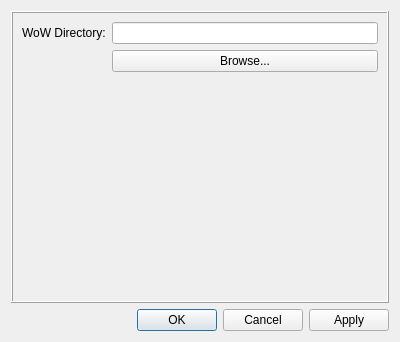
The window that ui/settings.ui (PaulCanada/wow-addon-updater) describes before a commit, drawn with Qt 5.
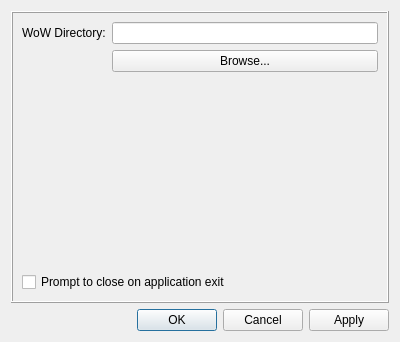
The same window after the commit. Icons and pictures are not drawn.

Commit message: Add checkbox UI control for enabling/disabling prompting to close on app exit.

Diff of the .ui file:
```diff
--- a/ui/settings.ui
+++ b/ui/settings.ui
@@ -62,6 +62,26 @@
         </property>
        </widget>
       </item>
+      <item row="3" column="0" colspan="2">
+       <widget class="QCheckBox" name="cboxPromptToClose">
+        <property name="text">
+         <string>Prompt to close on application exit</string>
+        </property>
+       </widget>
+      </item>
+      <item row="2" column="0">
+       <spacer name="verticalSpacer">
+        <property name="orientation">
+         <enum>Qt::Vertical</enum>
+        </property>
+        <property name="sizeHint" stdset="0">
+         <size>
+          <width>20</width>
+          <height>20</height>
+         </size>
+        </property>
+       </spacer>
+      </item>
      </layout>
     </widget>
    </item>
```
The commit also changes 1 other file.
